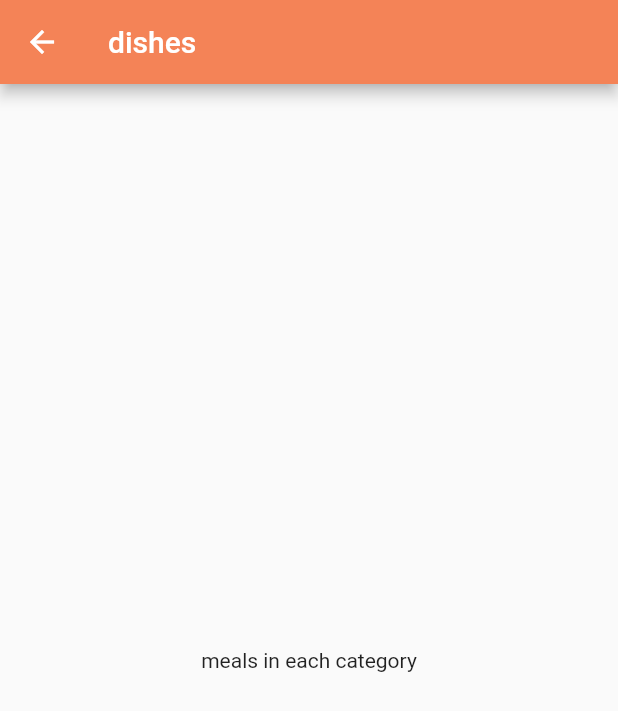
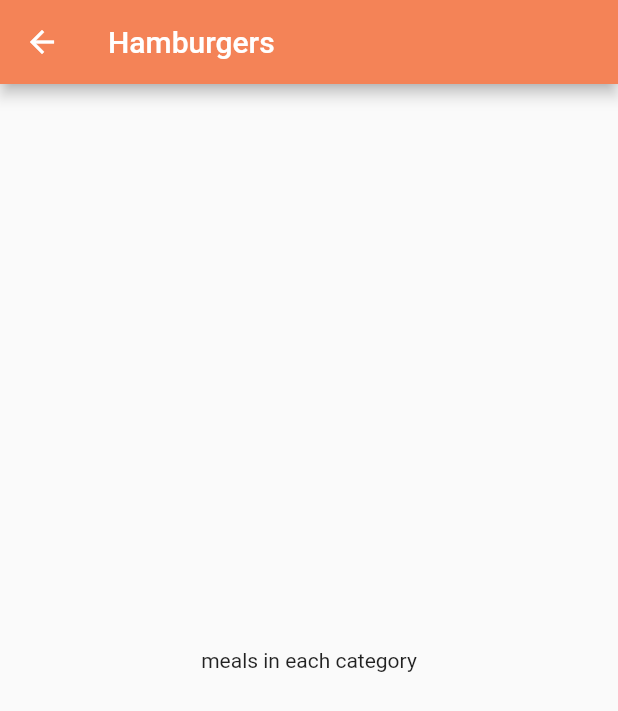
Before and after one commit to kaibalyajena/MAKOLICOUS, a Flutter app: the screen it shows after launch, after a tap on "Hamburgers", on a phone screen of 412 x 824 dp. Shown: the top 711 px of the screen. Run offline on Flutter 3.47's test engine with Material 2 defaults, Android fonts, the light colour scheme and no system bars.

Commit message:
passing data along pages through constructor

```diff
--- a/lib/categories_sreen.dart
+++ b/lib/categories_sreen.dart
@@ -8,7 +8,9 @@ class CategoriesSreen extends StatelessWidget {
     return GridView(
       padding: const EdgeInsets.all(15),
       children: [
-        ...DUMMY_CATEGORIES.map((e) => CategoryItem(e.title, e.color)).toList()
+        ...DUMMY_CATEGORIES
+            .map((e) => CategoryItem(e.title, e.color, e.id))
+            .toList()
       ],
       gridDelegate: SliverGridDelegateWithMaxCrossAxisExtent(
           maxCrossAxisExtent: 300,
--- a/lib/category_item.dart
+++ b/lib/category_item.dart
@@ -4,11 +4,12 @@ import 'package:makelicous/category_meals_screen.dart';
 class CategoryItem extends StatelessWidget {
   String title = "";
   Color color = Colors.orange;
-  CategoryItem(this.title, this.color);
+  String id = "";
+  CategoryItem(this.title, this.color, this.id);
 
   void selectCategory(BuildContext ctx) {
     Navigator.of(ctx).push(MaterialPageRoute(builder: (_) {
-      return CategoryMealsScreen();
+      return CategoryMealsScreen(id, title);
     }));
   }
 
--- a/lib/category_meals_screen.dart
+++ b/lib/category_meals_screen.dart
@@ -1,11 +1,14 @@
 import 'package:flutter/material.dart';
 
 class CategoryMealsScreen extends StatelessWidget {
+  String categoryID = "";
+  String categoryName = "";
+  CategoryMealsScreen(this.categoryID, this.categoryName);
   @override
   Widget build(BuildContext context) {
     return Scaffold(
       appBar: AppBar(
-        title: Text("dishes"),
+        title: Text(categoryName),
         backgroundColor: Color.fromARGB(255, 244, 131, 87),
         foregroundColor: Colors.white,
       ),
```
